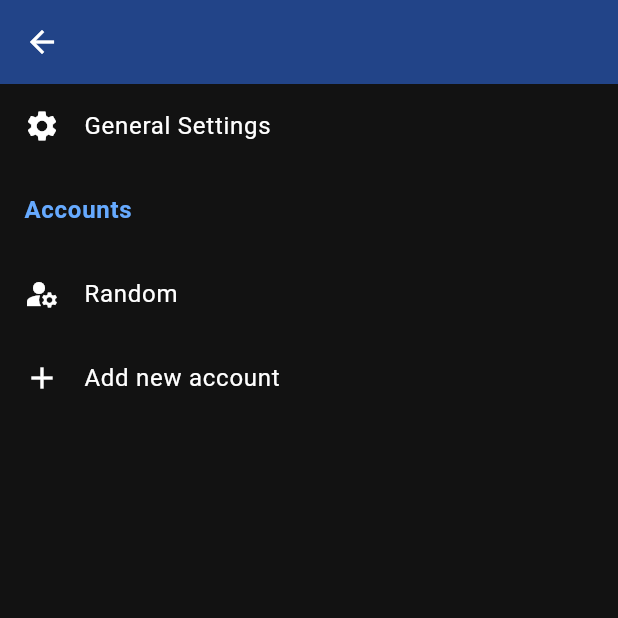
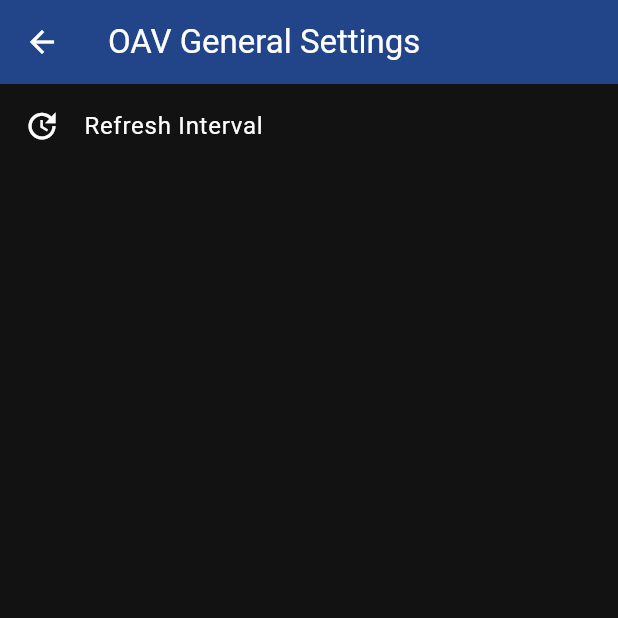
Before and after one commit to leaf-node/open_alert_viewer, a Flutter app: the SettingsPage screen opened directly with empty values, after a tap on "General Settings", on a phone screen of 412 x 824 dp, the top half of it. Run offline on Flutter 3.47's test engine with Material 3 defaults, Android fonts, the phone set to English and light mode, and no system bars; our stand-ins replace bloc, bloc_concurrency, equatable, flutter_bloc, sprintf; missing offline and left inert: sqlite3.

Commit message:
Add settings sub-page

```diff
--- a/lib/app.dart
+++ b/lib/app.dart
@@ -63,6 +63,9 @@ class _OAVappViewState extends State<OAVappView> {
                       (_) => false);
                 case ShowSettingsPage():
                   _navigator.push(SettingsPage.route(title: "OAV Settings"));
+                case ShowGeneralSettingsPage():
+                  _navigator.push(
+                      GeneralSettingsPage.route(title: "OAV General Settings"));
               }
             },
             child: child);
--- a/lib/app/bloc/navigation_bloc.dart
+++ b/lib/app/bloc/navigation_bloc.dart
@@ -14,6 +14,7 @@ class NavBloc extends Bloc<NavEvent, NavState> {
     on<OpenSplashPageEvent>(_openSplashPage);
     on<OpenAlertsPageEvent>(_openAlertsPage);
     on<OpenSettingsPageEvent>(_openSettingsPage);
+    on<OpenGeneralSettingsPageEvent>(_openGeneralSettingsPage);
   }
 
   void _popPage(PopPageEvent event, Emitter<NavState> emit) {
@@ -31,4 +32,9 @@ class NavBloc extends Bloc<NavEvent, NavState> {
   void _openSettingsPage(OpenSettingsPageEvent event, Emitter<NavState> emit) {
     emit(const ShowSettingsPage());
   }
+
+  void _openGeneralSettingsPage(
+      OpenGeneralSettingsPageEvent event, Emitter<NavState> emit) {
+    emit(const ShowGeneralSettingsPage());
+  }
 }
--- a/lib/app/bloc/navigation_event.dart
+++ b/lib/app/bloc/navigation_event.dart
@@ -13,3 +13,5 @@ final class OpenSplashPageEvent implements NavEvent {}
 final class OpenAlertsPageEvent implements NavEvent {}
 
 final class OpenSettingsPageEvent implements NavEvent {}
+
+final class OpenGeneralSettingsPageEvent implements NavEvent {}
--- a/lib/app/bloc/navigation_state.dart
+++ b/lib/app/bloc/navigation_state.dart
@@ -23,3 +23,7 @@ final class ShowAlertsPage extends NavState {
 final class ShowSettingsPage extends NavState {
   const ShowSettingsPage();
 }
+
+final class ShowGeneralSettingsPage extends NavState {
+  const ShowGeneralSettingsPage();
+}
--- a/lib/settings/view/settings_page.dart
+++ b/lib/settings/view/settings_page.dart
@@ -28,6 +28,24 @@ class SettingsPage extends StatelessWidget {
   }
 }
 
+class GeneralSettingsPage extends StatelessWidget {
+  const GeneralSettingsPage({super.key, required this.title});
+
+  final String title;
+
+  static Route<void> route({required title}) {
+    return MaterialPageRoute<void>(
+        builder: (_) => GeneralSettingsPage(title: title));
+  }
+
+  @override
+  Widget build(BuildContext context) {
+    return Scaffold(
+        appBar: SettingsHeader(title: title),
+        body: const GeneralSettingsList());
+  }
+}
+
 class SettingsHeader extends StatelessWidget implements PreferredSizeWidget {
   const SettingsHeader({super.key, required this.title});
 
@@ -55,7 +73,10 @@ class SettingsList extends StatelessWidget {
   Widget build(BuildContext context) {
     return ListView(children: [
       MenuItem(
-          icon: Icons.settings, title: "General Settings", function: () => ()),
+          icon: Icons.settings,
+          title: "General Settings",
+          function: () =>
+              context.read<NavBloc>().add(OpenGeneralSettingsPageEvent())),
       const MenuHeader(title: "Accounts"),
       MenuItem(
           icon: Icons.manage_accounts, title: "Random", function: () => ()),
@@ -63,3 +84,15 @@ class SettingsList extends StatelessWidget {
     ]);
   }
 }
+
+class GeneralSettingsList extends StatelessWidget {
+  const GeneralSettingsList({super.key});
+
+  @override
+  Widget build(BuildContext context) {
+    return ListView(children: [
+      MenuItem(
+          icon: Icons.update, title: "Refresh Interval", function: () => ()),
+    ]);
+  }
+}
```
